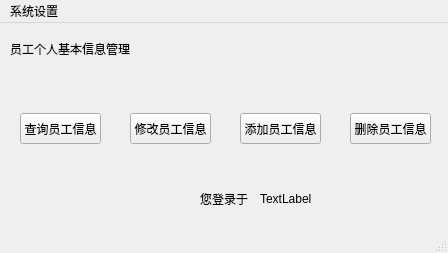
Above: ManageSystem/personalinfo.ui from skyformat99/ManagerSystem before the change. Below: the same form after it.
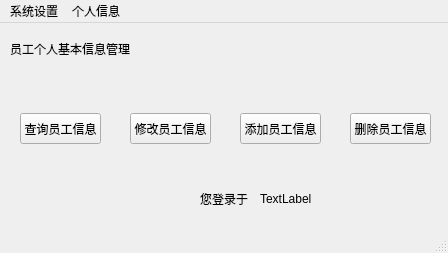
That is the form after the change.

Commit message: 第三版 加入了员工基本信息表，实现了添加新员工、查询员工信息及薪资的功能

The edit to the form file:
```diff
--- a/ManageSystem/personalinfo.ui
+++ b/ManageSystem/personalinfo.ui
@@ -115,7 +115,7 @@
      <height>23</height>
     </rect>
    </property>
-   <widget class="QMenu" name="menu">
+   <widget class="QMenu" name="systemMenu">
     <property name="title">
      <string>系统设置</string>
     </property>
@@ -124,7 +124,15 @@
     <addaction name="alterAction"/>
     <addaction name="logoutAction"/>
    </widget>
-   <addaction name="menu"/>
+   <widget class="QMenu" name="personMenu">
+    <property name="title">
+     <string>个人信息</string>
+    </property>
+    <addaction name="selectAction"/>
+    <addaction name="alterAction_2"/>
+   </widget>
+   <addaction name="systemMenu"/>
+   <addaction name="personMenu"/>
   </widget>
   <widget class="QStatusBar" name="statusbar"/>
   <action name="aboutAction">
```
Left out of the diff: 10 changed lines with no effect on the pictures. The commit also changes 39 other files.
